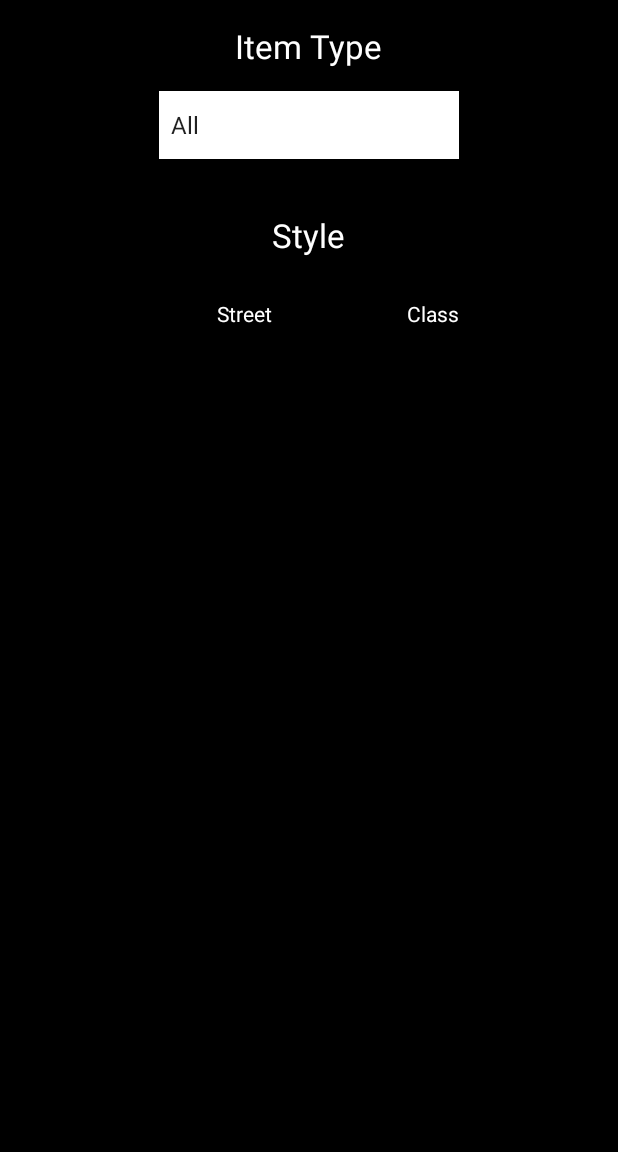
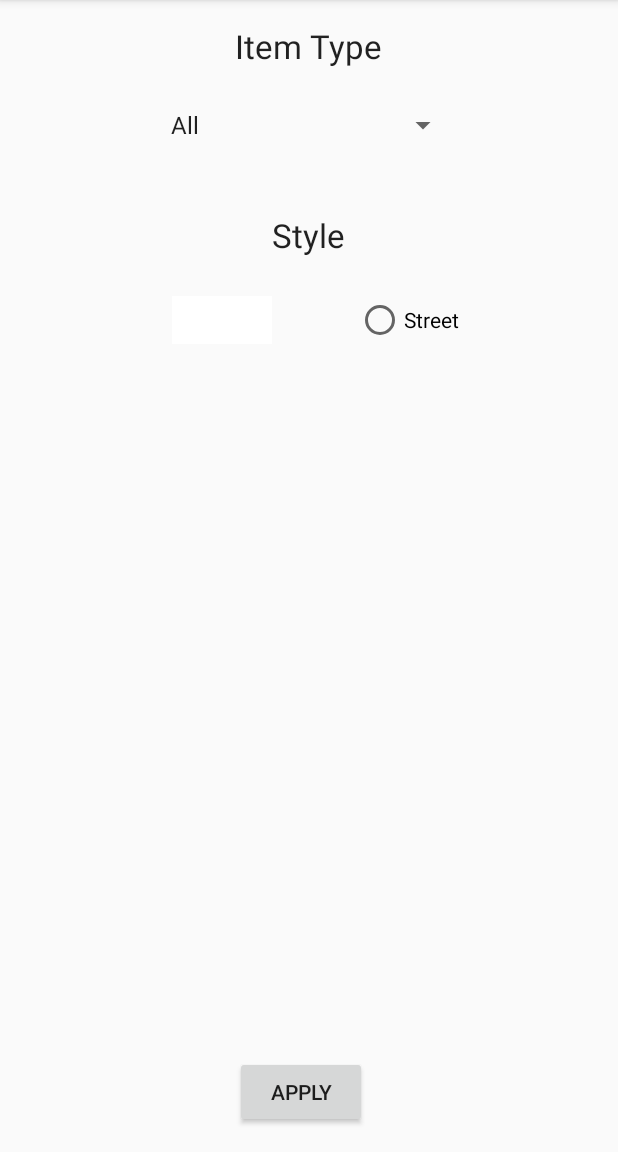
Before and after one commit to ethwillz/Ease-of-Use, an Android app: the screen it shows after launch once a user with an empty profile is signed in (Filter), after a tap on "Filter", on a phone screen of 412 x 824 dp, the part 84-1236 px from its top. Run offline under Robolectric (Android 15) with nearby library versions, the phone set to English and light mode, and no system bars; our stand-ins replace Firebase (no records; nobody signed in at launch, a user with empty details on screens opened directly), Picasso; 2 statements that could not run were skipped.

Commit message:
Filter working, although can only run filter once per run of activity. Fixing this issue in the coming days.

```diff
--- a/app/src/main/java/com/example/ethan/easeofuse/Main.java
+++ b/app/src/main/java/com/example/ethan/easeofuse/Main.java
@@ -1,23 +1,16 @@
 package com.example.ethan.easeofuse;
 
-import android.content.ClipData;
 import android.content.Intent;
-import android.graphics.Typeface;
 import android.net.Uri;
 import android.os.Bundle;
 import android.support.v7.app.AppCompatActivity;
-import android.support.v7.widget.CardView;
 import android.support.v7.widget.LinearLayoutManager;
 import android.support.v7.widget.RecyclerView;
-import android.util.Log;
 import android.view.Menu;
 import android.view.MenuItem;
 import android.view.View;
 import android.widget.ImageButton;
-import android.widget.ImageView;
-import android.widget.TextView;
 
-import com.google.android.gms.appindexing.Action;
 import com.google.android.gms.appindexing.AppIndex;
 import com.google.android.gms.common.api.GoogleApiClient;
 import com.google.firebase.auth.FirebaseAuth;
@@ -33,11 +26,13 @@ import java.util.ArrayList;
 public class Main extends AppCompatActivity {
     //Sets up all of the various variables needed throughout the class
     private RecyclerView mRecyclerView;
-    private RecyclerView.Adapter mAdapter;
+    private ProductAdapter mAdapter;
     private RecyclerView.LayoutManager mLayoutManager;
     private GoogleApiClient client;
     DatabaseReference mDatabase;
     ArrayList<ProductInformation> items = new ArrayList<>();
+    static final int FILTER_REQUEST = 743;
+    static final int RESULT_GOOD = 879;
 
     @Override
     protected void onCreate(Bundle savedInstanceState) {
@@ -74,7 +69,9 @@ public class Main extends AppCompatActivity {
                     String link = dataSnapshot.child("products").child(i+"").child("link").getValue().toString();
                     String price = dataSnapshot.child("products").child(i+"").child("price").getValue().toString();
                     String recommendation = dataSnapshot.child("products").child(i+"").child("recommendation").getValue().toString();
-                    ProductInformation item = new ProductInformation(url, title, description, link, price, recommendation);
+                    String type = dataSnapshot.child("products").child(i+"").child("type").getValue().toString();
+                    String style = dataSnapshot.child("products").child(i+"").child("style").getValue().toString();
+                    ProductInformation item = new ProductInformation(url, title, description, link, price, recommendation, type, style);
                     items.add(item);
                 }
                 mAdapter = new ProductAdapter(items);
@@ -84,7 +81,6 @@ public class Main extends AppCompatActivity {
             public void onCancelled(DatabaseError databaseError) {
             }
         });
-
         client = new GoogleApiClient.Builder(this).addApi(AppIndex.API).build();
     }
 
@@ -102,10 +98,23 @@ public class Main extends AppCompatActivity {
             startActivity(i);
             return true;
         }
+        else if(item.getItemId() == R.id.action_filter){
+            Intent i = new Intent(this, Filter.class);
+            startActivityForResult(i, FILTER_REQUEST);
+            return true;
+        }
         else {
-            Intent i = new Intent(this, Filter.class);
-            startActivity(i);
             return true;
+        }
+    }
+
+    public void onActivityResult(int requestCode, int resultCode, Intent data){
+        if(requestCode == FILTER_REQUEST){
+            if(resultCode == RESULT_GOOD) {
+                String style = data.getStringExtra("style");
+                String type = data.getStringExtra("type");
+                mAdapter.setFilter(style, type);
+            }
         }
     }
 
--- a/app/src/main/res/layout/filter.xml
+++ b/app/src/main/res/layout/filter.xml
@@ -7,8 +7,7 @@
     android:paddingLeft="@dimen/activity_horizontal_margin"
     android:paddingRight="@dimen/activity_horizontal_margin"
     android:paddingTop="@dimen/activity_vertical_margin"
-    tools:context="com.example.ethan.easeofuse.Filter"
-    android:background="#000000">
+    tools:context="com.example.ethan.easeofuse.Filter">
 
     <TextView
         android:layout_width="wrap_content"
@@ -17,8 +16,7 @@
         android:text="Item Type"
         android:id="@+id/textView"
         android:layout_alignParentTop="true"
-        android:layout_centerHorizontal="true"
-        android:textColor="#ffffff"/>
+        android:layout_centerHorizontal="true" />
 
     <Spinner
         android:layout_width="200dp"
@@ -26,8 +24,7 @@
         android:id="@+id/types"
         android:layout_marginTop="15dp"
         android:layout_below="@+id/textView"
-        android:layout_centerHorizontal="true"
-        android:background="#ffffff"/>
+        android:layout_centerHorizontal="true" />
 
     <TextView
         android:layout_width="wrap_content"
@@ -35,7 +32,6 @@
         android:textAppearance="?android:attr/textAppearanceLarge"
         android:text="Style"
         android:id="@+id/textView2"
-        android:textColor="#ffffff"
         android:layout_marginTop="36dp"
         android:layout_below="@+id/types"
         android:layout_centerHorizontal="true" />
@@ -45,19 +41,28 @@
             android:layout_height="wrap_content"
             android:text="Street"
             android:id="@+id/street"
-        android:textColor="#ffffff"
-        android:layout_below="@+id/textView2"
-        android:layout_toLeftOf="@+id/textView2"
-        android:layout_toStartOf="@+id/textView2"
-        android:layout_marginTop="22dp" />
+            android:layout_alignTop="@+id/classy"
+            android:layout_alignRight="@+id/types"
+            android:layout_alignEnd="@+id/types" />
 
         <RadioButton
             android:layout_width="wrap_content"
             android:layout_height="wrap_content"
             android:text="Class"
             android:id="@+id/classy"
-        android:textColor="#ffffff"
-        android:layout_alignBottom="@+id/street"
-        android:layout_alignRight="@+id/types"
-        android:layout_alignEnd="@+id/types" />
+            android:layout_below="@+id/textView2"
+            android:layout_toLeftOf="@+id/textView2"
+            android:layout_toStartOf="@+id/textView2"
+            android:layout_marginTop="26dp"
+            android:foreground="#ffffff"/>
+
+    <Button
+        android:layout_width="wrap_content"
+        android:layout_height="wrap_content"
+        android:text="Apply"
+        android:onClick="filter"
+        android:layout_alignParentBottom="true"
+        android:layout_alignLeft="@+id/textView"
+        android:layout_alignStart="@+id/textView" />
+
 </RelativeLayout>
--- a/app/src/main/res/layout/main.xml
+++ b/app/src/main/res/layout/main.xml
@@ -27,7 +27,6 @@
         android:layout_alignParentRight="true"
         android:layout_alignParentEnd="true"
         android:onClick="onAddClick"
-        android:elevation="10dp"
         android:visibility="invisible"/>
 
 </RelativeLayout>
--- a/app/src/main/res/menu/main.xml
+++ b/app/src/main/res/menu/main.xml
@@ -19,4 +19,11 @@
         app:showAsAction="always">
     </item>
 
+    <item
+        android:id="@+id/action_search"
+        android:title="Search"
+        android:icon="@drawable/search"
+        app:showAsAction="always">
+    </item>
+
 </menu>
```
Also changed, not shown: app/src/main/java/com/example/ethan/easeofuse/Filter.java (+26 -0 lines), app/src/main/java/com/example/ethan/easeofuse/ProductAdapter.java (+32 -1 lines), app/src/main/java/com/example/ethan/easeofuse/ProductInformation.java (+16 -1 lines), app/src/main/res/drawable-hdpi/search.png (added), app/src/main/res/drawable-mdpi/search.png (added), app/src/main/res/drawable-xhdpi/search.png (added), app/src/main/res/drawable-xxhdpi/search.png (added). Lines whose indentation alone changed are shown as unchanged.
